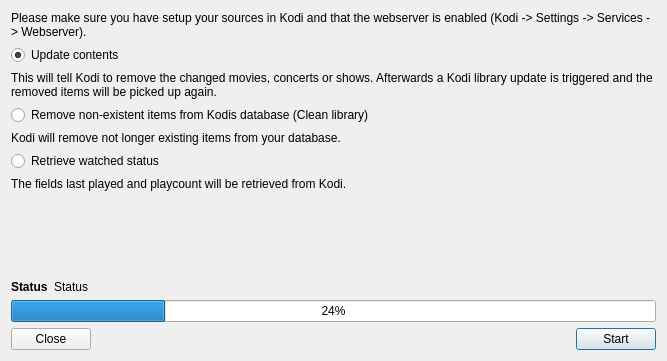
Old version of the form src/ui/media_centers/KodiSync.ui in the repository Komet/MediaElch.
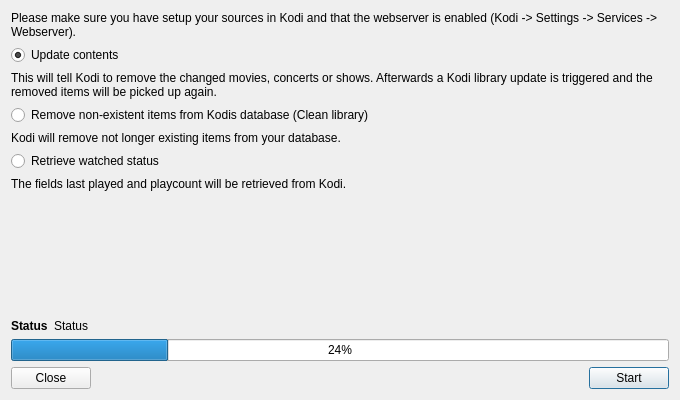
New version of the form.

Commit message: [KodiSync] Increase size of KodiSync dialog

Diff of the .ui file:
```diff
--- a/src/ui/media_centers/KodiSync.ui
+++ b/src/ui/media_centers/KodiSync.ui
@@ -9,8 +9,8 @@
    <rect>
     <x>0</x>
     <y>0</y>
-    <width>667</width>
-    <height>361</height>
+    <width>680</width>
+    <height>400</height>
    </rect>
   </property>
   <property name="windowTitle">
@@ -100,7 +100,6 @@
       <widget class="QLabel" name="label_4">
        <property name="font">
         <font>
-         <weight>75</weight>
          <bold>true</bold>
         </font>
        </property>
```
